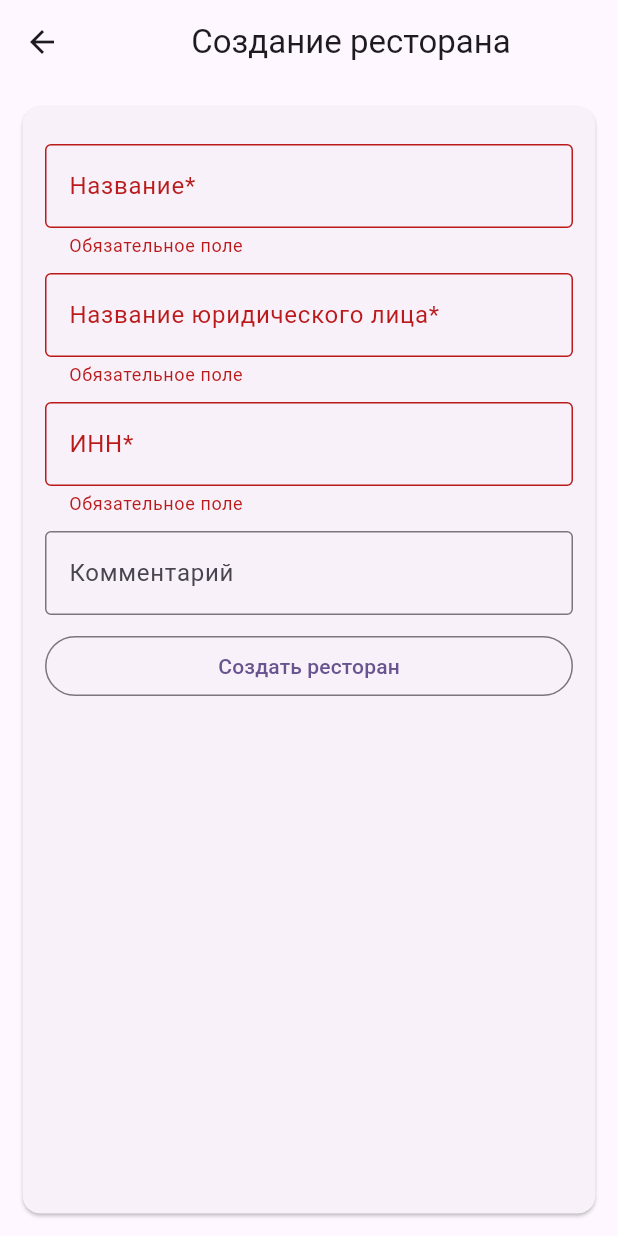
After one commit to PavelPutin/restobook_web, a Flutter app: the RestaurantCreationForm screen opened directly, after a tap on "Создать ресторан", on a phone screen of 412 x 824 dp. The commit adds this screen. Run offline on Flutter 3.47's test engine with Material 3 defaults, Android fonts, the phone set to English and light mode, and no system bars; our stand-ins replace get_it.

Commit message:
feat: make restaurant creation screen

```diff
--- /dev/null
+++ b/lib/view/restaurant_creation_form.dart
@@ -0,0 +1,168 @@
+import 'package:flutter/material.dart';
+import 'package:provider/provider.dart';
+import 'package:restobook_web/model/entities/restaurant.dart';
+import 'package:restobook_web/view/restaurant_screen.dart';
+import 'package:restobook_web/view_model/restaurant_view_model.dart';
+
+class RestaurantCreationForm extends StatefulWidget {
+  const RestaurantCreationForm({super.key});
+
+  @override
+  State<RestaurantCreationForm> createState() => _RestaurantCreationFormState();
+}
+
+class _RestaurantCreationFormState extends State<RestaurantCreationForm> {
+  Future<void> submiting = Future.delayed(Duration.zero);
+
+  final formKey = GlobalKey<FormState>();
+  final TextEditingController nameController = TextEditingController();
+  final TextEditingController legalEntityNameController =
+      TextEditingController();
+  final TextEditingController innController = TextEditingController();
+  final TextEditingController commentController = TextEditingController();
+
+  @override
+  Widget build(BuildContext context) {
+    return Scaffold(
+      appBar: AppBar(
+        title: Center(
+          child: ConstrainedBox(
+            constraints: const BoxConstraints(maxWidth: 1200),
+            child: const Text("Создание ресторана"),
+          ),
+        ),
+      ),
+      body: Center(
+        child: ConstrainedBox(
+          constraints: const BoxConstraints(maxWidth: 1200),
+          child: Card(
+            margin: const EdgeInsets.all(15),
+            child: Padding(
+              padding: const EdgeInsets.all(15.0),
+              child: Form(
+                key: formKey,
+                child: ListView(
+                  children: [
+                    Container(
+                      margin: const EdgeInsets.only(top: 10),
+                      child: TextFormField(
+                        controller: nameController,
+                        decoration: const InputDecoration(
+                            border: OutlineInputBorder(),
+                            labelText: "Название*"),
+                        validator: _nameValidator,
+                      ),
+                    ),
+                    Container(
+                      margin: const EdgeInsets.only(top: 10),
+                      child: TextFormField(
+                        controller: legalEntityNameController,
+                        decoration: const InputDecoration(
+                            border: OutlineInputBorder(),
+                            labelText: "Название юридического лица*"),
+                        validator: _nameValidator,
+                      ),
+                    ),
+                    Container(
+                      margin: const EdgeInsets.only(top: 10),
+                      child: TextFormField(
+                        controller: innController,
+                        decoration: const InputDecoration(
+                            border: OutlineInputBorder(), labelText: "ИНН*"),
+                        validator: _innValidator,
+                      ),
+                    ),
+                    Container(
+                      margin: const EdgeInsets.only(top: 10),
+                      child: TextFormField(
+                        controller: commentController,
+                        decoration: const InputDecoration(
+                            border: OutlineInputBorder(),
+                            labelText: "Комментарий"),
+                        maxLines: null,
+                      ),
+                    ),
+                    Container(
+                        margin: const EdgeInsets.only(top: 10),
+                        child: OutlinedButton(
+                            onPressed: submit,
+                            child: FutureBuilder(
+                              future: submiting,
+                              builder: (context, snapshot) {
+                                if (snapshot.connectionState ==
+                                    ConnectionState.waiting) {
+                                  return const CircularProgressIndicator();
+                                }
+
+                                return const Text("Создать ресторан");
+                              },
+                            )))
+                  ],
+                ),
+              ),
+            ),
+          ),
+        ),
+      ),
+    );
+  }
+
+  String? _nameValidator(String? value) {
+    if (value == null || value.trim().isEmpty) {
+      return "Обязательное поле";
+    }
+
+    if (value.length > 512) {
+      return "Максимальная длина 512 символов";
+    }
+    return null;
+  }
+
+  final _digits = {"0", "1", "2", "3", "4", "5", "6", "7", "8", "9"};
+
+  String? _innValidator(String? value) {
+    if (value == null || value.trim().isEmpty) {
+      return "Обязательное поле";
+    }
+
+    if (value.length != 10) {
+      return "Неправильный ИНН. Должно быть 10 цифр";
+    }
+
+    for (var ch in value.characters) {
+      if (!_digits.contains(ch)) {
+        return "Нечисловое значение";
+      }
+    }
+
+    return null;
+  }
+
+  void submit() async {
+    if (formKey.currentState!.validate()) {
+      Restaurant created = Restaurant(
+          null,
+          nameController.text.trim(),
+          legalEntityNameController.text.trim(),
+          innController.text.trim(),
+          commentController.text.trim().isEmpty
+              ? null
+              : commentController.text.trim());
+
+      setState(() {
+        submiting = context.read<RestaurantViewModel>().add(created);
+        submiting.then((value) {
+          ScaffoldMessenger.of(context).showSnackBar(const SnackBar(content: Text("Ресторан успешно создан")));
+          Navigator.of(context)
+              .pushReplacement(
+              MaterialPageRoute(builder: (context) =>
+                  RestaurantScreen(
+                      restaurant:
+                      context.read<RestaurantViewModel>().activeRestaurant!)
+              )
+          );
+        });
+      });
+    }
+  }
+}
--- a/lib/view/restaurants_overview_screen.dart
+++ b/lib/view/restaurants_overview_screen.dart
@@ -1,6 +1,7 @@
 import 'package:flutter/material.dart';
 import 'package:provider/provider.dart';
 import 'package:restobook_web/view/refreshable_future_list_view.dart';
+import 'package:restobook_web/view/restaurant_creation_form.dart';
 import 'package:restobook_web/view/restaurant_tile.dart';
 import 'package:restobook_web/view_model/restaurant_view_model.dart';
 
@@ -50,6 +51,15 @@ class _RestaurantsOverviewScreenState extends State<RestaurantsOverviewScreen> {
           ),
         ),
       ),
+      floatingActionButton: FloatingActionButton.extended(
+        onPressed: () {
+          Navigator.of(context).push(
+              MaterialPageRoute(builder: (context) => const RestaurantCreationForm())
+          );
+        },
+        icon: const Icon(Icons.add),
+        label: const Text("Создать ресторан"),
+      ),
     );
   }
 }
```
